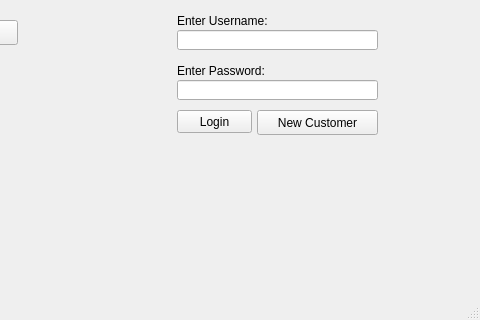
Before: the Qt Designer form mainwindow.ui in broadermat70/agile-, drawn with Qt 5; both pictures show x 283 to 763 and y 170 to 490 of the 763 by 490 pixel window.
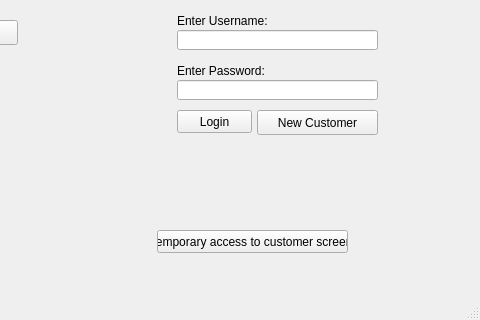
After: the same form once the commit is applied.

Diff of the .ui file:
```diff
--- a/mainwindow.ui
+++ b/mainwindow.ui
@@ -165,6 +165,19 @@
      <string>&lt;html&gt;&lt;head/&gt;&lt;body&gt;&lt;ul style=&quot;margin-top: 0px; margin-bottom: 0px; margin-left: 0px; margin-right: 0px; -qt-list-indent: 1;&quot;</string>
     </property>
    </widget>
+   <widget class="QPushButton" name="tempAccess">
+    <property name="geometry">
+     <rect>
+      <x>440</x>
+      <y>400</y>
+      <width>191</width>
+      <height>23</height>
+     </rect>
+    </property>
+    <property name="text">
+     <string>temporary access to customer screen</string>
+    </property>
+   </widget>
   </widget>
   <widget class="QMenuBar" name="menubar">
    <property name="geometry">
```
